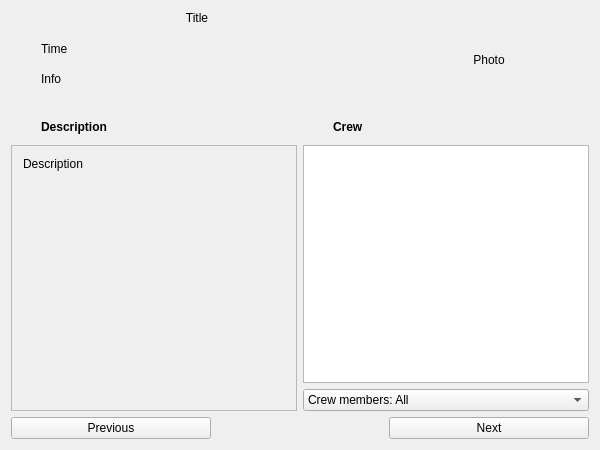
Above: src/ui/epg/EpgShow.ui from ntadej/tano before the change. Below: the same form after it.
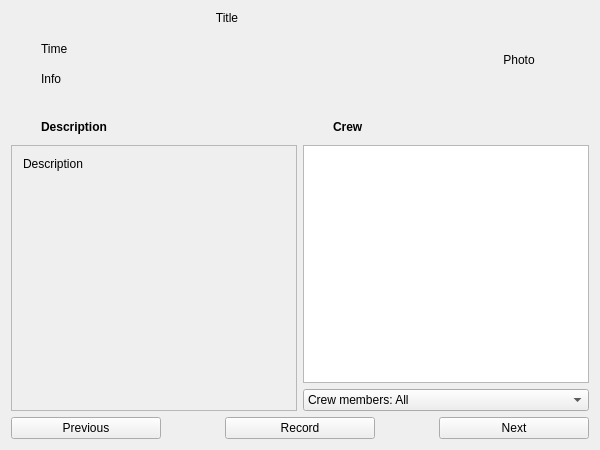
That is the form after the change. Icons and pictures are not drawn.

Commit message: Record from schedule

```diff
--- a/src/ui/epg/EpgShow.ui
+++ b/src/ui/epg/EpgShow.ui
@@ -28,42 +28,6 @@
      </property>
     </widget>
    </item>
-   <item row="11" column="0">
-    <widget class="QPushButton" name="buttonPrevious">
-     <property name="minimumSize">
-      <size>
-       <width>200</width>
-       <height>0</height>
-      </size>
-     </property>
-     <property name="maximumSize">
-      <size>
-       <width>200</width>
-       <height>16777215</height>
-      </size>
-     </property>
-     <property name="text">
-      <string>Previous</string>
-     </property>
-     <property name="icon">
-      <iconset resource="../../../data/icons.qrc">
-       <normaloff>:/icons/16x16/go-previous.png</normaloff>:/icons/16x16/go-previous.png</iconset>
-     </property>
-    </widget>
-   </item>
-   <item row="11" column="2">
-    <spacer name="horizontalSpacer">
-     <property name="orientation">
-      <enum>Qt::Horizontal</enum>
-     </property>
-     <property name="sizeHint" stdset="0">
-      <size>
-       <width>40</width>
-       <height>20</height>
-      </size>
-     </property>
-    </spacer>
-   </item>
    <item row="0" column="3" rowspan="7">
     <widget class="QLabel" name="labelPhoto">
      <property name="maximumSize">
@@ -80,29 +44,6 @@
      </property>
     </widget>
    </item>
-   <item row="11" column="3">
-    <widget class="QPushButton" name="buttonNext">
-     <property name="minimumSize">
-      <size>
-       <width>200</width>
-       <height>0</height>
-      </size>
-     </property>
-     <property name="maximumSize">
-      <size>
-       <width>200</width>
-       <height>16777215</height>
-      </size>
-     </property>
-     <property name="text">
-      <string>Next</string>
-     </property>
-     <property name="icon">
-      <iconset resource="../../../data/icons.qrc">
-       <normaloff>:/icons/16x16/go-next.png</normaloff>:/icons/16x16/go-next.png</iconset>
-     </property>
-    </widget>
-   </item>
    <item row="2" column="0" colspan="3">
     <layout class="QHBoxLayout" name="horizontalLayout">
      <item>
@@ -372,6 +313,105 @@
      </item>
     </layout>
    </item>
+   <item row="11" column="0" colspan="4">
+    <layout class="QHBoxLayout" name="horizontalLayout_3">
+     <item>
+      <widget class="QPushButton" name="buttonPrevious">
+       <property name="minimumSize">
+        <size>
+         <width>150</width>
+         <height>0</height>
+        </size>
+       </property>
+       <property name="maximumSize">
+        <size>
+         <width>150</width>
+         <height>16777215</height>
+        </size>
+       </property>
+       <property name="text">
+        <string>Previous</string>
+       </property>
+       <property name="icon">
+        <iconset resource="../../../data/icons.qrc">
+         <normaloff>:/icons/16x16/go-previous.png</normaloff>:/icons/16x16/go-previous.png</iconset>
+       </property>
+      </widget>
+     </item>
+     <item>
+      <spacer name="horizontalSpacer">
+       <property name="orientation">
+        <enum>Qt::Horizontal</enum>
+       </property>
+       <property name="sizeHint" stdset="0">
+        <size>
+         <width>40</width>
+         <height>20</height>
+        </size>
+       </property>
+      </spacer>
+     </item>
+     <item>
+      <widget class="QPushButton" name="buttonRecord">
+       <property name="minimumSize">
+        <size>
+         <width>150</width>
+         <height>0</height>
+        </size>
+       </property>
+       <property name="maximumSize">
+        <size>
+         <width>150</width>
+         <height>16777215</height>
+        </size>
+       </property>
+       <property name="text">
+        <string>Record</string>
+       </property>
+       <property name="icon">
+        <iconset resource="../../../data/icons.qrc">
+         <normaloff>:/icons/16x16/media-record.png</normaloff>:/icons/16x16/media-record.png</iconset>
+       </property>
+      </widget>
+     </item>
+     <item>
+      <spacer name="horizontalSpacer_2">
+       <property name="orientation">
+        <enum>Qt::Horizontal</enum>
+       </property>
+       <property name="sizeHint" stdset="0">
+        <size>
+         <width>40</width>
+         <height>20</height>
+        </size>
+       </property>
+      </spacer>
+     </item>
+     <item>
+      <widget class="QPushButton" name="buttonNext">
+       <property name="minimumSize">
+        <size>
+         <width>150</width>
+         <height>0</height>
+        </size>
+       </property>
+       <property name="maximumSize">
+        <size>
+         <width>150</width>
+         <height>16777215</height>
+        </size>
+       </property>
+       <property name="text">
+        <string>Next</string>
+       </property>
+       <property name="icon">
+        <iconset resource="../../../data/icons.qrc">
+         <normaloff>:/icons/16x16/go-next.png</normaloff>:/icons/16x16/go-next.png</iconset>
+       </property>
+      </widget>
+     </item>
+    </layout>
+   </item>
   </layout>
  </widget>
  <layoutdefault spacing="6" margin="11"/>
```
Left out of the diff: 4 changed lines with no effect on the pictures. The commit also changes 41 other files.
